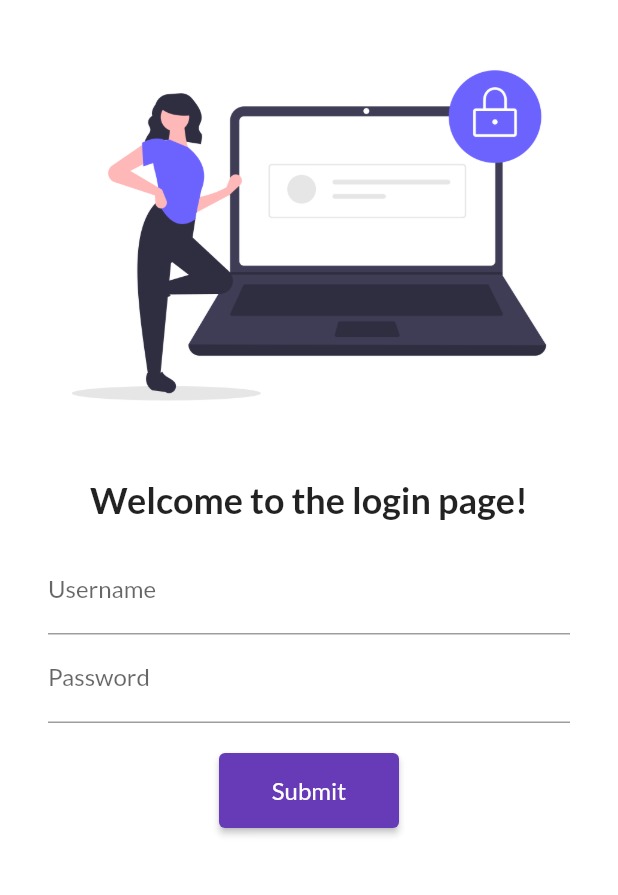
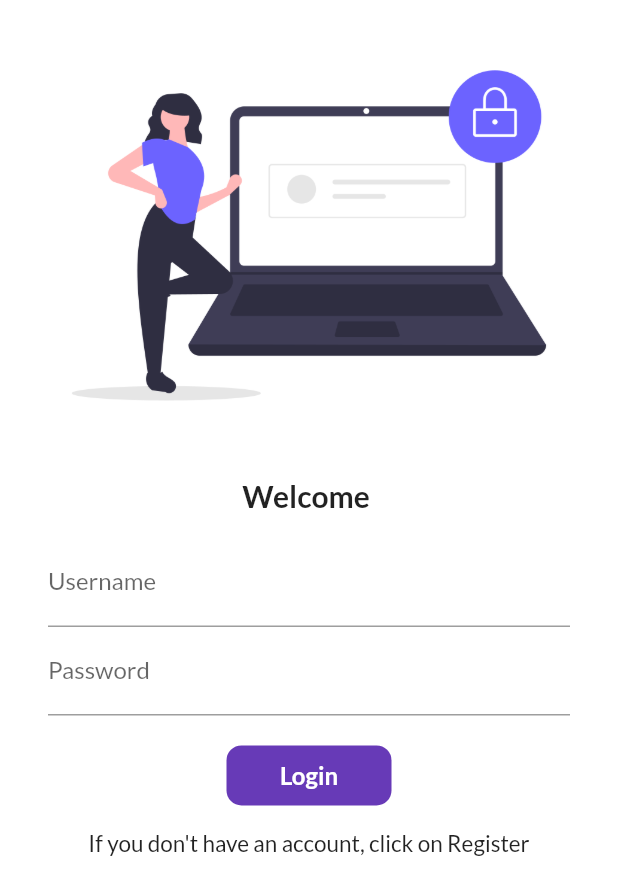
Before and after one commit to panavsinha/App-Dev-Practice, a Flutter app: the screen it shows after launch, on a phone screen of 412 x 824 dp. Shown: the top 895 px of the screen. Run offline on Flutter 3.47's test engine with Material 2 defaults, Android fonts, the phone set to English and light mode, and no system bars; our stand-ins replace google_fonts.

Commit message:
Day 6 completed

```diff
--- a/lib/pages/loginpage.dart
+++ b/lib/pages/loginpage.dart
@@ -1,7 +1,14 @@
 import 'package:flutter/material.dart';
 import 'package:flutter_practice/pages/utils/routes.dart';
 
-class LoginPage extends StatelessWidget {
+class LoginPage extends StatefulWidget {
+  @override
+  _LoginPageState createState() => _LoginPageState();
+}
+
+class _LoginPageState extends State<LoginPage> {
+  String name = "";
+  bool changeButton = false;
   @override
   Widget build(BuildContext context) {
     return Material(
@@ -18,9 +25,9 @@ class LoginPage extends StatelessWidget {
             SizedBox(
               height: 20,
             ),
-            Text("Welcome to the login page!",
+            Text("Welcome $name",
                 style: TextStyle(
-                  fontSize: 24,
+                  fontSize: 20,
                   fontWeight: FontWeight.bold,
                 )),
             Padding(
@@ -30,7 +37,13 @@ class LoginPage extends StatelessWidget {
                   children: [
                     TextFormField(
                       decoration: InputDecoration(
-                          hintText: "Enter Username", labelText: "Username"),
+                        hintText: "Enter Username",
+                        labelText: "Username",
+                      ),
+                      onChanged: (value) {
+                        name = value;
+                        setState(() {});
+                      },
                     ),
                     TextFormField(
                       obscureText: true,
@@ -40,15 +53,59 @@ class LoginPage extends StatelessWidget {
                     SizedBox(
                       height: 20.0,
                     ),
+                    /*
                     ElevatedButton(
                       onPressed: () {
                         Navigator.pushNamed(context, MyRoutes.homeRoute);
+
                       },
                       child: Text("Submit", style: TextStyle(fontSize: 16)),
                       style: TextButton.styleFrom(minimumSize: Size(120, 50)),
                     ),
+                    */
+                    InkWell(
+                      onTap: () async {
+                        setState(() {
+                          changeButton = true;
+                        });
+                        await Future.delayed(Duration(seconds: 1));
+                        Navigator.pushNamed(context, MyRoutes.homeRoute);
+                      },
+                      child: AnimatedContainer(
+                        duration: Duration(seconds: 1),
+                        width: changeButton ? 42 : 110,
+                        height: 40,
+                        alignment: Alignment.center,
+                        child: changeButton
+                            ? Icon(Icons.done, color: Colors.white)
+                            : Text(
+                                "Login",
+                                style: TextStyle(
+                                  color: Colors.white,
+                                  fontWeight: FontWeight.bold,
+                                  fontSize: 16,
+                                ),
+                              ),
+                        decoration: BoxDecoration(
+                            color: Colors.deepPurple,
+                            // shape: changeButton
+                            // ? BoxShape.circle
+                            // : BoxShape.rectangle,
+                            borderRadius:
+                                BorderRadius.circular(changeButton ? 20 : 10)),
+                      ),
+                    ),
                   ],
                 )),
+            Container(
+              child: Text(
+                "If you don't have an account, click on Register",
+                style: TextStyle(
+                  fontSize: 15.0,
+                ),
+                textAlign: TextAlign.center,
+              ),
+            ),
           ],
         ),
       ),
--- a/lib/pages/main.dart
+++ b/lib/pages/main.dart
@@ -1,6 +1,7 @@
 import 'package:flutter/material.dart';
 import 'package:flutter_practice/pages/homepage.dart';
 import 'package:flutter_practice/pages/loginpage.dart';
+import 'package:flutter_practice/pages/register.dart';
 import 'package:flutter_practice/pages/utils/routes.dart';
 import 'package:google_fonts/google_fonts.dart';
 
@@ -25,7 +26,8 @@ class MyApp extends StatelessWidget {
       routes: {
         "/": (context) => LoginPage(),
         MyRoutes.homeRoute: (context) => homepage(),
-        MyRoutes.loginRoute: (context) => LoginPage()
+        MyRoutes.loginRoute: (context) => LoginPage(),
+        MyRoutes.regRoute: (context) => RegPage()
       },
     );
   }
--- a/lib/pages/utils/routes.dart
+++ b/lib/pages/utils/routes.dart
@@ -1,4 +1,5 @@
 class MyRoutes {
   static String loginRoute = "/login";
   static String homeRoute = "/home";
+  static String regRoute = "/register";
 }
```
Also changed, not shown: lib/pages/register.dart (added, +69 -0 lines), assets/images/register.png (added).
